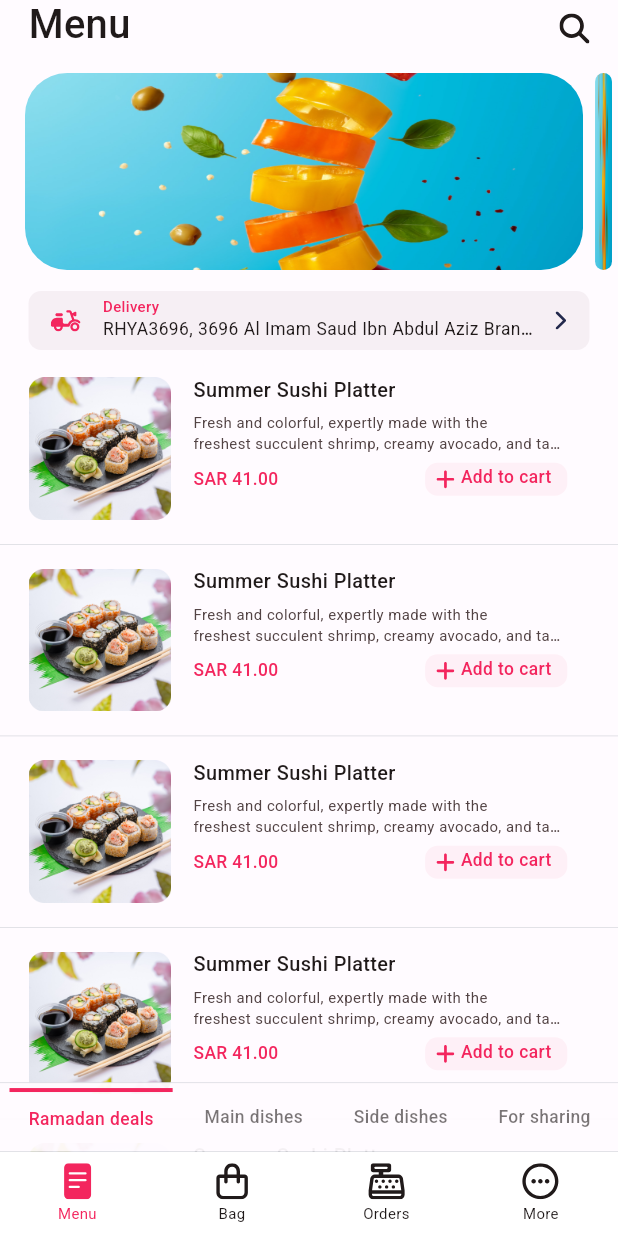
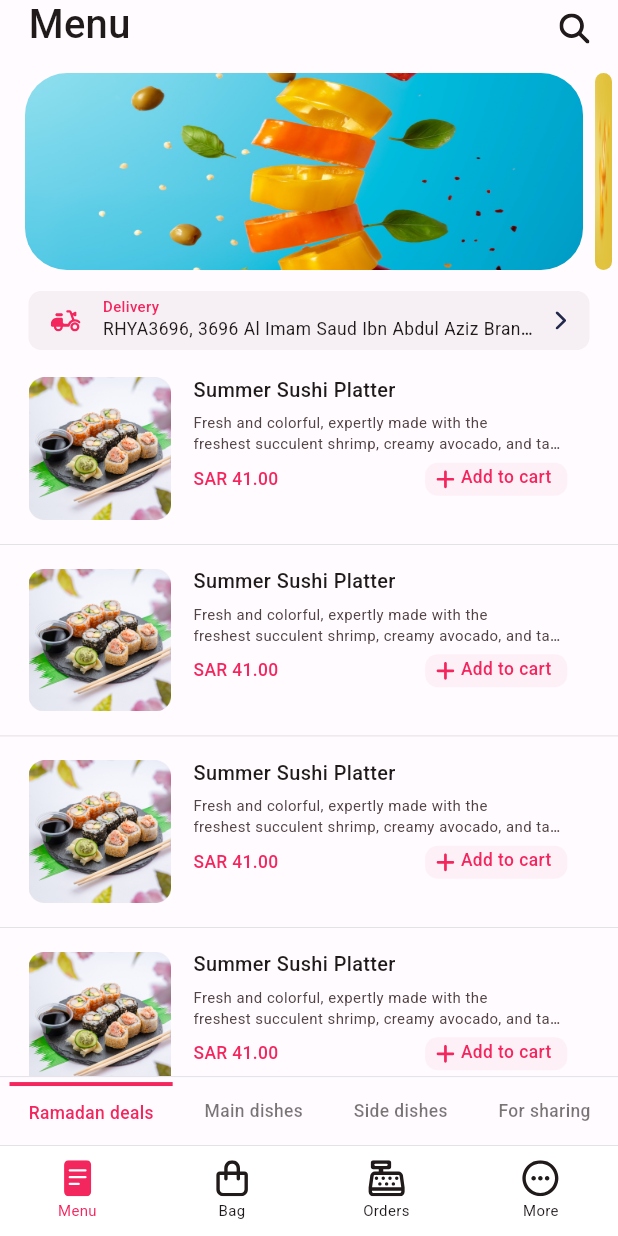
Before and after one commit to zayedbinshamlan/app_test, a Flutter app: the screen it shows after launch, on a phone screen of 412 x 824 dp. Run offline on Flutter 3.47's test engine with Material 3 defaults, Android fonts, the phone set to English and light mode, and no system bars; drawn by our look-alikes of persistent_bottom_nav_bar; our stand-ins replace flutter_screenutil, flutter_svg.

Commit message:
Finalizing Home Screen

```diff
--- a/lib/core/di/dependency_injection.dart
+++ /dev/null
@@ -1,5 +0,0 @@
-import 'package:get_it/get_it.dart';
-
-final getIt = GetIt.instance;
-
-Future<void> setupGetIt() async {}
--- a/lib/core/helpers/app_images.dart
+++ b/lib/core/helpers/app_images.dart
@@ -11,9 +11,11 @@ class AppImages {
   static const bagIcon = '$rootSvgs/bag_icon.svg';
   static const ordersIcon = '$rootSvgs/orders_icon.svg';
   static const moreIcon = '$rootSvgs/more_icon.svg';
-  static const carousolImg = '$rootImages/anh-nguyen-kcA-c3f_3FE-unsplash.png';
+  static const carousolImgOne = '$rootImages/carousol_img_one.png';
+  static const carousolImgTwo = '$rootImages/carousol_img_two.jpeg';
+  static const carousolImgThree = '$rootImages/carousol_img_three.png';
   static const itemImg = '$rootImages/item_img.png';
-   static const addIcon = '$rootSvgs/add_icon.svg';
+  static const addIcon = '$rootSvgs/add_icon.svg';
 
   ///
 }
--- /dev/null
+++ b/lib/features/home/data/carousol_list.dart
@@ -0,0 +1,7 @@
+import 'package:zayed_test/core/helpers/app_images.dart';
+
+List<String> carousolList = [
+  AppImages.carousolImgOne,
+  AppImages.carousolImgTwo,
+  AppImages.carousolImgThree,
+];
--- /dev/null
+++ b/lib/features/home/data/categories_list.dart
@@ -0,0 +1,8 @@
+import 'package:zayed_test/features/home/data/categories_model.dart';
+
+List<CategoryModel> categoriesList = [
+  CategoryModel(categoryName: 'Ramadan deals'),
+  CategoryModel(categoryName: 'Main dishes'),
+  CategoryModel(categoryName: 'Side dishes'),
+  CategoryModel(categoryName: 'For sharing'),
+];
--- /dev/null
+++ b/lib/features/home/data/categories_model.dart
@@ -0,0 +1,5 @@
+class CategoryModel {
+  final String categoryName;
+
+  CategoryModel({required this.categoryName});
+}
--- a/lib/features/home/ui/home_screen.dart
+++ b/lib/features/home/ui/home_screen.dart
@@ -4,6 +4,7 @@ import 'package:zayed_test/features/home/ui/widgets/categories_list_view.dart';
 import 'package:zayed_test/features/home/ui/widgets/delevery_address_section.dart';
 import 'package:zayed_test/features/home/ui/widgets/header_section.dart';
 import 'package:zayed_test/features/home/ui/widgets/products_list_view_section.dart';
+
 class HomeScreen extends StatelessWidget {
   const HomeScreen({super.key});
 
@@ -11,17 +12,12 @@ class HomeScreen extends StatelessWidget {
   Widget build(BuildContext context) {
     return const Scaffold(
       body: SafeArea(
-        child: Stack(
-          alignment: Alignment.bottomCenter,
+        child: Column(
           children: [
-            Column(
-              children: [
-                HeaderSection(),
-                CarouselSection(),
-                DeleveryAddressSection(),
-                ProductsListViewSection(),
-              ],
-            ),
+            HeaderSection(),
+            CarouselSection(),
+            DeleveryAddressSection(),
+            ProductsListViewSection(),
             CategoriesListView()
           ],
         ),
@@ -29,11 +25,3 @@ class HomeScreen extends StatelessWidget {
     );
   }
 }
-
-
-List<String> itemList = [
-  'Ramadan deals',
-  'Main dishes',
-  'Side dishes',
-  'For sharing'
-];
--- a/lib/features/home/ui/widgets/carousel_section.dart
+++ b/lib/features/home/ui/widgets/carousel_section.dart
@@ -1,6 +1,6 @@
 import 'package:flutter/material.dart';
 import 'package:flutter_screenutil/flutter_screenutil.dart';
-import 'package:zayed_test/core/helpers/app_images.dart';
+import 'package:zayed_test/features/home/data/carousol_list.dart';
 
 class CarouselSection extends StatelessWidget {
   const CarouselSection({super.key});
@@ -13,12 +13,9 @@ class CarouselSection extends StatelessWidget {
       child: CarouselView(
           itemExtent: MediaQuery.of(context).size.width - 32,
           children: List.generate(
-            3,
+            carousolList.length,
             (index) {
-              return Image.asset(
-                AppImages.carousolImg,
-                fit: BoxFit.fill,
-              );
+              return Image.asset(carousolList[index], fit: BoxFit.fill);
             },
           )),
     );
--- a/lib/features/home/ui/widgets/categories_list_view.dart
+++ b/lib/features/home/ui/widgets/categories_list_view.dart
@@ -1,9 +1,8 @@
-
 import 'package:flutter/material.dart';
 import 'package:flutter_screenutil/flutter_screenutil.dart';
 import 'package:zayed_test/core/helpers/spacing.dart';
 import 'package:zayed_test/core/theming/app_colors.dart';
-import 'package:zayed_test/features/home/ui/home_screen.dart';
+import 'package:zayed_test/features/home/data/categories_list.dart';
 import 'package:zayed_test/features/home/ui/widgets/categories_list_view_item.dart';
 
 class CategoriesListView extends StatefulWidget {
@@ -28,14 +27,13 @@ class _CategoriesListViewState extends State<CategoriesListView> {
       height: 56.h,
       width: double.infinity,
       decoration: BoxDecoration(
-            color: AppColors.backgroundWhiteColor.withOpacity(0.95),
+          color: AppColors.backgroundWhiteColor,
           border: Border(
-                bottom:
-                    BorderSide(width: 0.5.w, color: const Color(0xffDADBE1)),
+              bottom: BorderSide(width: 0.5.w, color: const Color(0xffDADBE1)),
               top: BorderSide(width: 0.5.w, color: const Color(0xffDADBE1)))),
       child: ListView.separated(
         separatorBuilder: (context, index) => horizontalSpace(8),
-          itemCount: itemList.length,
+        itemCount: categoriesList.length,
         shrinkWrap: true,
         scrollDirection: Axis.horizontal,
         itemBuilder: (context, index) {
@@ -45,6 +43,7 @@ class _CategoriesListViewState extends State<CategoriesListView> {
             onTap: () => changeSelectedIndex(index),
           );
         },
-        ));
+      ),
+    );
   }
 }
--- a/lib/features/home/ui/widgets/categories_list_view_item.dart
+++ b/lib/features/home/ui/widgets/categories_list_view_item.dart
@@ -1,9 +1,8 @@
-
 import 'package:flutter/material.dart';
 import 'package:flutter_screenutil/flutter_screenutil.dart';
 import 'package:zayed_test/core/theming/app_colors.dart';
 import 'package:zayed_test/core/theming/text_styles.dart';
-import 'package:zayed_test/features/home/ui/home_screen.dart';
+import 'package:zayed_test/features/home/data/categories_list.dart';
 
 class CategoriesListViewItem extends StatelessWidget {
   final int index;
@@ -29,7 +28,7 @@ class CategoriesListViewItem extends StatelessWidget {
             : null,
         child: Align(
           child: Text(
-            itemList[index],
+            categoriesList[index].categoryName,
             style: index == selectedIndex
                 ? TextStyles.font12PinkMedium.copyWith(fontSize: 14.sp)
                 : TextStyles.font32BlackMedium.copyWith(
--- a/lib/navigation_bar.dart
+++ b/lib/navigation_bar.dart
@@ -1,3 +1,5 @@
+// ignore_for_file: deprecated_member_use
+
 import 'package:flutter/material.dart';
 import 'package:flutter_screenutil/flutter_screenutil.dart';
 import 'package:flutter_svg/flutter_svg.dart';
@@ -29,7 +31,7 @@ class _HomeTabControllerViewState extends State<HomeTabControllerView> {
       resizeToAvoidBottomInset: true,
       stateManagement: true,
       hideNavigationBarWhenKeyboardAppears: true,
-      // padding: EdgeInsets.only(top: 8.0.h),
+      padding: EdgeInsets.zero,
       isVisible: true,
       animationSettings: const NavBarAnimationSettings(
         navBarItemAnimation: ItemAnimationSettings(
@@ -44,7 +46,7 @@ class _HomeTabControllerViewState extends State<HomeTabControllerView> {
       ),
       confineToSafeArea: true,
       navBarStyle: NavBarStyle.simple,
-      navBarHeight: kBottomNavigationBarHeight,
+      navBarHeight: 60,
     );
   }
 
@@ -61,27 +63,32 @@ class _HomeTabControllerViewState extends State<HomeTabControllerView> {
     return [
       PersistentBottomNavBarItem(
           icon: SvgPicture.asset(AppImages.menuIcon),
-          inactiveIcon: SvgPicture.asset(AppImages.menuIcon),
+          inactiveIcon:
+              SvgPicture.asset(AppImages.menuIcon, color: AppColors.blackColor),
           title: ('Menu'),
           activeColorPrimary: AppColors.pinkColor,
           inactiveColorPrimary: AppColors.blackColor,
           textStyle: TextStyles.font12BlackRegular),
       PersistentBottomNavBarItem(
-          icon: SvgPicture.asset(AppImages.bagIcon),
+          icon: SvgPicture.asset(AppImages.bagIcon, color: AppColors.pinkColor),
           inactiveIcon: SvgPicture.asset(AppImages.bagIcon),
           title: ('Bag'),
           activeColorPrimary: AppColors.pinkColor,
           inactiveColorPrimary: AppColors.blackColor,
           textStyle: TextStyles.font12BlackRegular),
       PersistentBottomNavBarItem(
-          icon: SvgPicture.asset(AppImages.ordersIcon),
+          icon: SvgPicture.asset(AppImages.ordersIcon,
+              color: AppColors.pinkColor),
           inactiveIcon: SvgPicture.asset(AppImages.ordersIcon),
           title: ('Orders'),
           activeColorPrimary: AppColors.pinkColor,
           inactiveColorPrimary: AppColors.blackColor,
           textStyle: TextStyles.font12BlackRegular),
       PersistentBottomNavBarItem(
-          icon: SvgPicture.asset(AppImages.moreIcon),
+          icon: SvgPicture.asset(
+            AppImages.moreIcon,
+            color: AppColors.pinkColor,
+          ),
           inactiveIcon: SvgPicture.asset(AppImages.moreIcon),
           title: ('More'),
           activeColorPrimary: AppColors.pinkColor,
```
Also changed, not shown: assets/images/carousol_img_one.png (renamed from assets/images/anh-nguyen-kcA-c3f_3FE-unsplash.png), assets/images/carousol_img_three.png (added), assets/images/carousol_img_two.jpeg (added). Lines whose indentation alone changed are shown as unchanged.
